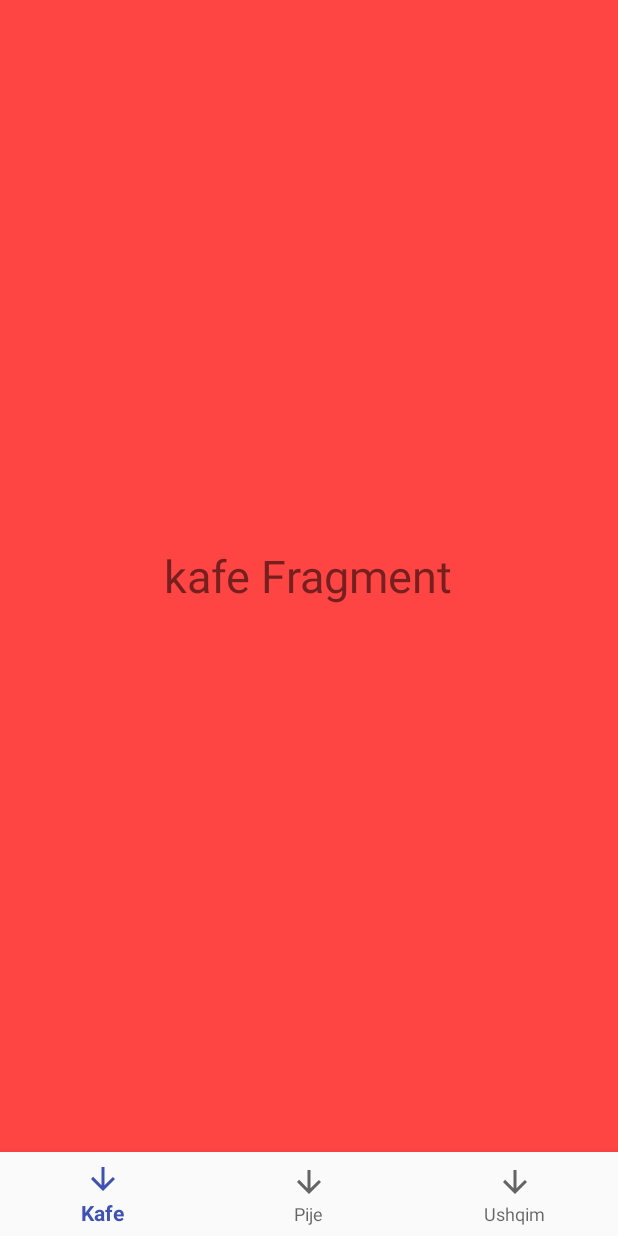
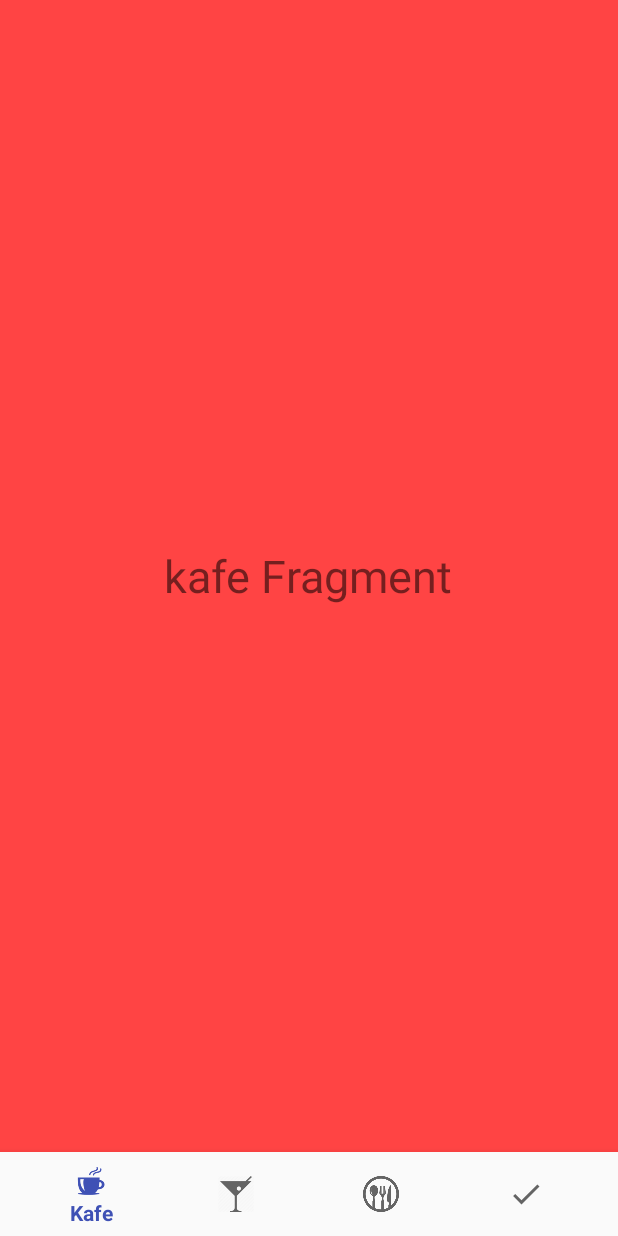
Before and after one commit to kebircesko/CoffeeScan, an Android app: the MenuActivity screen opened directly, with no data from a screen before it, on a phone screen of 412 x 824 dp. Run offline under Robolectric (Android 15) with nearby library versions, the phone set to English and light mode, and no system bars.

Commit message:
Shtimi i ikones porosia dhe ikonave tjera

```diff
--- a/app/src/main/res/menu/bottom_navigation.xml
+++ b/app/src/main/res/menu/bottom_navigation.xml
@@ -3,17 +3,21 @@
 
     <item
         android:id="@+id/nav_home"
-        android:icon="@drawable/ic_arrow_downward_black_24dp"
+        android:icon="@drawable/kafeico"
         android:title="Kafe" />
 
     <item
         android:id="@+id/nav_favorites"
-        android:icon="@drawable/ic_arrow_downward_black_24dp"
+        android:icon="@drawable/pijeico"
         android:title="Pije" />
 
     <item
         android:id="@+id/nav_search"
-        android:icon="@drawable/ic_arrow_downward_black_24dp"
+        android:icon="@drawable/ushqimico"
         android:title="Ushqim" />
 
+    <item
+        android:id="@+id/nav_favs"
+        android:icon="@drawable/porosia"
+        android:title="Porosia" />
 </menu>
```
